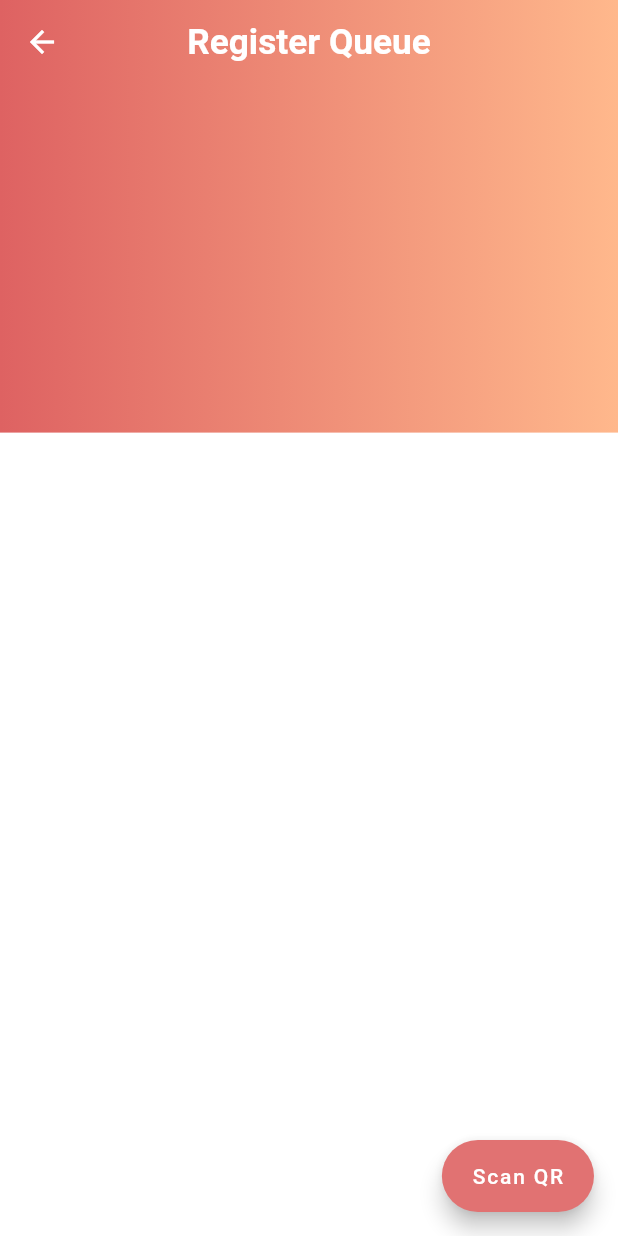
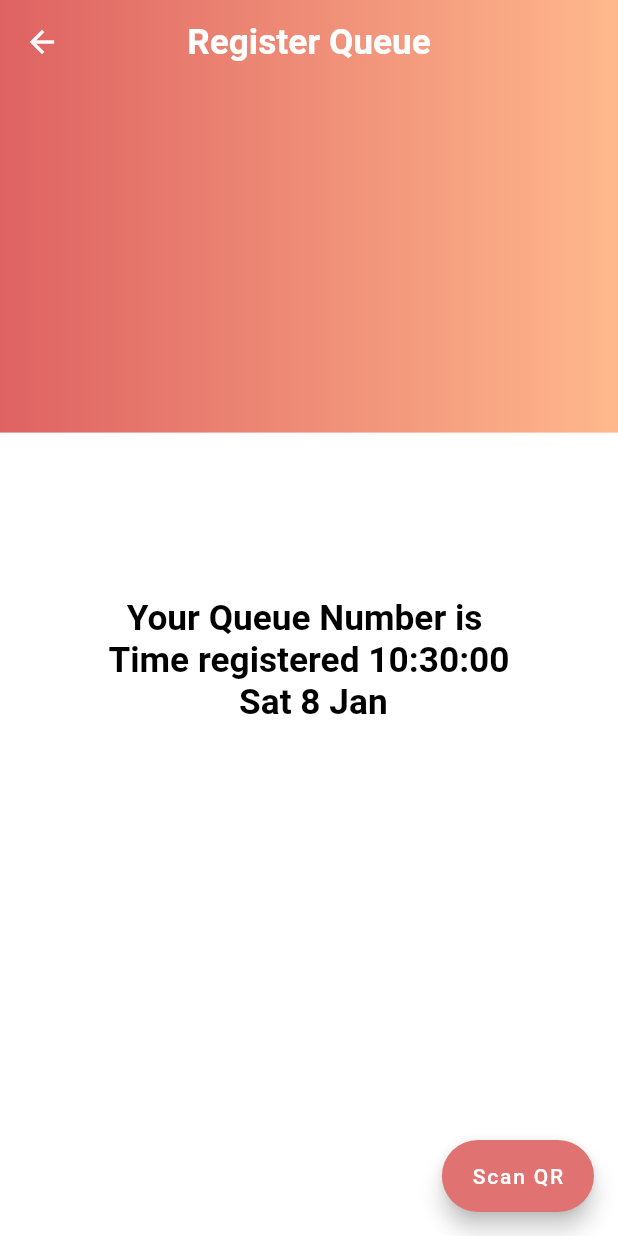
Before and after one commit to AfiqGit/SmartQueueAssist, a Flutter app: the RegisterQueue screen opened by its route, after a tap on "Scan QR", on a phone screen of 412 x 824 dp. Run offline on Flutter 3.47's test engine with Material 2 defaults, Android fonts, the phone set to English and light mode, and no system bars; our stand-ins replace awesome_notifications, charts_flutter, cloud_firestore, firebase_auth, flutter_spinkit, material_design_icons_flutter and 2 more; missing offline and left inert: barcode_scan, clip_shadow; accounts and stored records are empty; Roboto replaces fonts that are missing (Oxygen).

Commit message:
Queue Change
changes for queue number update

```diff
--- a/smart_queue_assist/lib/View/register_queue.dart
+++ b/smart_queue_assist/lib/View/register_queue.dart
@@ -100,7 +100,7 @@ class RegisterQueueState extends State<RegisterQueue> {
                     fontFamily: 'Oxygen',
                     fontWeight: FontWeight.bold,
                     fontSize: 23.5,
-                    color: Colors.white
+                    color: Colors.black
                   ),
                 ),
                 Text(
@@ -110,7 +110,7 @@ class RegisterQueueState extends State<RegisterQueue> {
                     fontFamily: 'Oxygen',
                     fontWeight: FontWeight.bold,
                     fontSize: 23.5,
-                    color: Colors.white
+                    color: Colors.black
                   ),
                 ),
               ]
@@ -120,6 +120,7 @@ class RegisterQueueState extends State<RegisterQueue> {
             onPressed: () async{
               await scanQR();
               getDate();
+              print(userSession.userId);
               await QueueController(userId: userSession.userId).getRegistrationCounterFromFirebase(userSession.userId, result, date);
               TimeForeCastController(time: date).insertTime();
                 setState(() {
```
Also changed, not shown: smart_queue_assist/lib/Controller/register_queue_controller.dart (+5 -5 lines), smart_queue_assist/lib/Controller/view_queue_controller.dart (+4 -4 lines).
